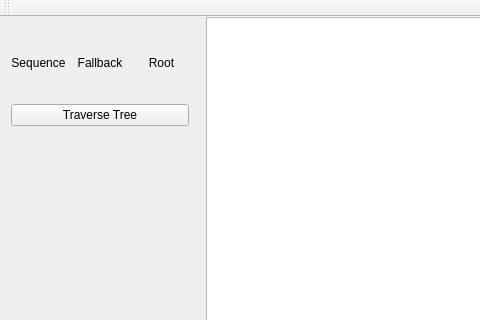
Before: the Qt Designer form BehaviourTree/mainwindow.ui in MykolaNemo/Simulation, drawn with Qt 5; both pictures show x 0 to 480 and y 0 to 320 of the 874 by 543 pixel window.
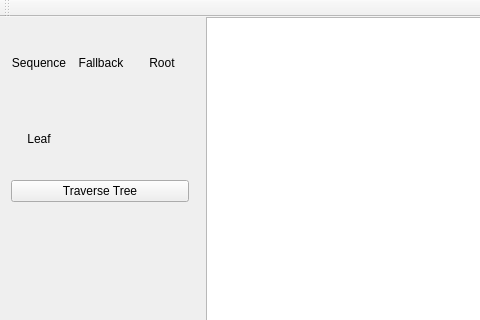
After: the same form once the commit is applied. Custom widgets are drawn as their Qt base class.

Commit message: Added LeafNode graphics item into BehaviourTree manager

The edit to the form file:
```diff
--- a/BehaviourTree/mainwindow.ui
+++ b/BehaviourTree/mainwindow.ui
@@ -48,10 +48,16 @@
           <widget class="SequenceNodeLabel" name="sequenceItemLabel">
            <property name="minimumSize">
             <size>
-             <width>0</width>
+             <width>56</width>
              <height>70</height>
             </size>
            </property>
+           <property name="maximumSize">
+            <size>
+             <width>56</width>
+             <height>16777215</height>
+            </size>
+           </property>
            <property name="text">
             <string>Sequence</string>
            </property>
@@ -64,10 +70,16 @@
           <widget class="FallbackNodeLabel" name="fallbackItemLabel">
            <property name="minimumSize">
             <size>
-             <width>0</width>
+             <width>56</width>
              <height>70</height>
             </size>
            </property>
+           <property name="maximumSize">
+            <size>
+             <width>56</width>
+             <height>16777215</height>
+            </size>
+           </property>
            <property name="text">
             <string>Fallback</string>
            </property>
@@ -80,10 +92,16 @@
           <widget class="RootNodeLabel" name="roomItemLabel">
            <property name="minimumSize">
             <size>
-             <width>0</width>
+             <width>56</width>
              <height>70</height>
             </size>
            </property>
+           <property name="maximumSize">
+            <size>
+             <width>56</width>
+             <height>16777215</height>
+            </size>
+           </property>
            <property name="text">
             <string>Root</string>
            </property>
@@ -94,6 +112,28 @@
          </item>
         </layout>
        </item>
+       <item>
+        <widget class="LeafNodeLabel" name="label">
+         <property name="minimumSize">
+          <size>
+           <width>56</width>
+           <height>70</height>
+          </size>
+         </property>
+         <property name="maximumSize">
+          <size>
+           <width>56</width>
+           <height>16777215</height>
+          </size>
+         </property>
+         <property name="text">
+          <string>Leaf</string>
+         </property>
+         <property name="alignment">
+          <set>Qt::AlignCenter</set>
+         </property>
+        </widget>
+       </item>
        <item>
         <widget class="QPushButton" name="traverseButton">
          <property name="text">
@@ -164,6 +204,11 @@
    <extends>QLabel</extends>
    <header>NodeLabels/rootnodelabel.h</header>
   </customwidget>
+  <customwidget>
+   <class>LeafNodeLabel</class>
+   <extends>QLabel</extends>
+   <header>NodeLabels/leafnodelabel.h</header>
+  </customwidget>
  </customwidgets>
  <resources/>
  <connections/>
```
The commit also changes 33 other files.
